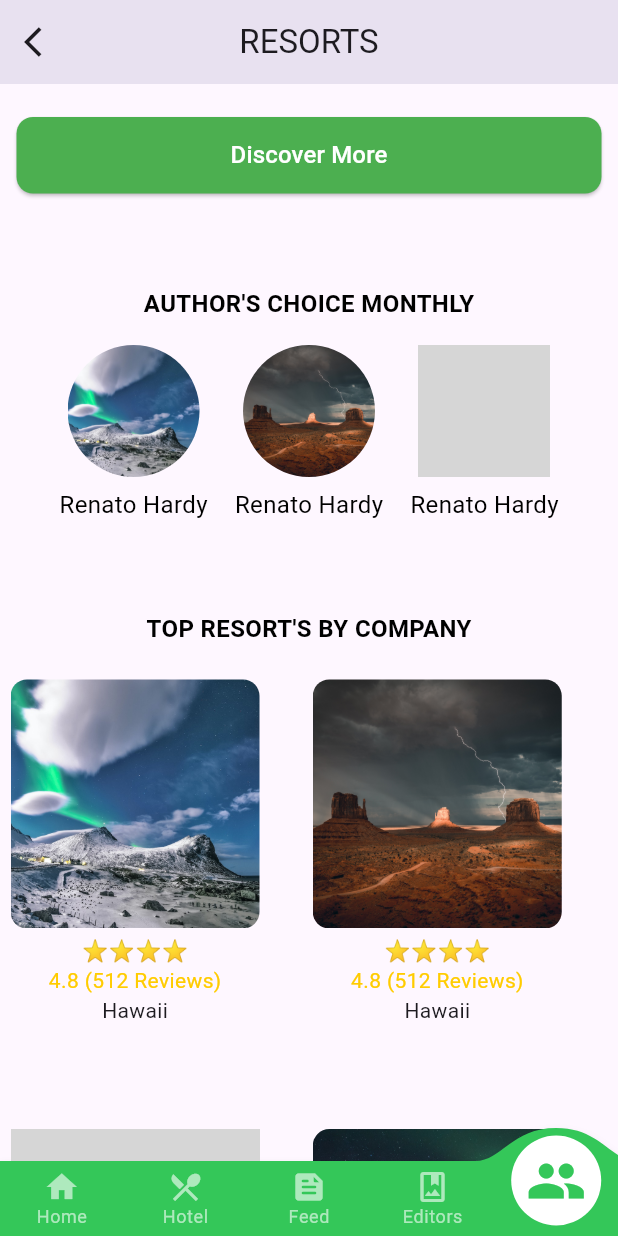
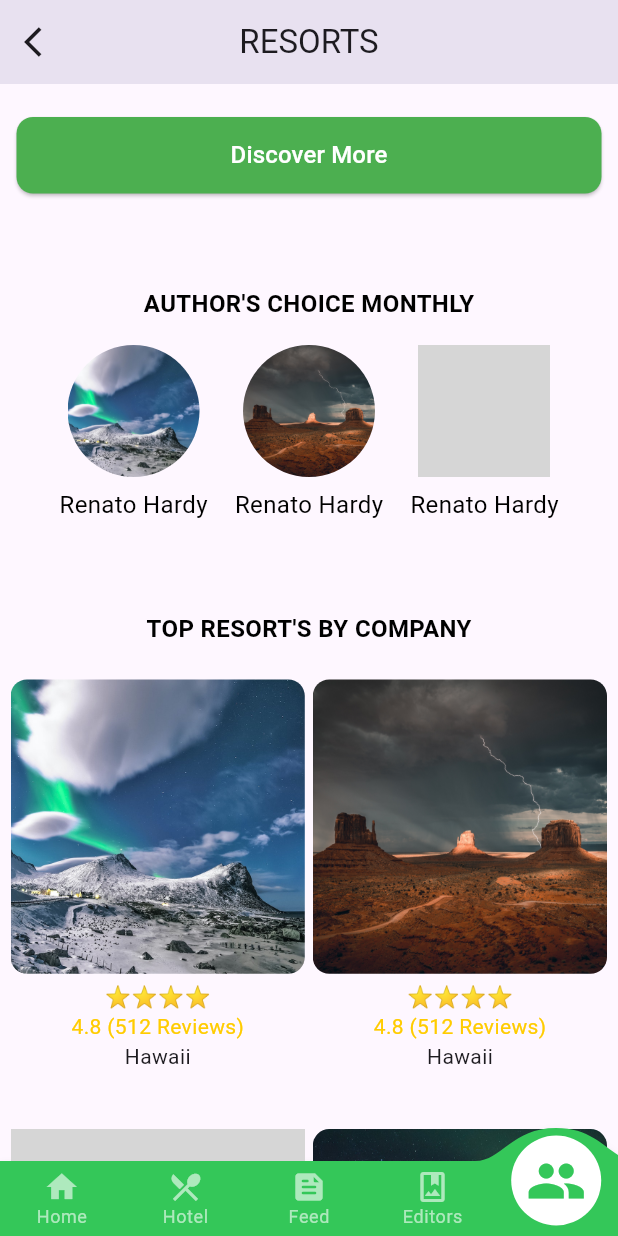
Before and after one commit to M-Huzaifa-981/tourism, a Flutter app: the screen it shows after launch, item 5 of the bottom bar chosen, scrolled down 576 dp, on a phone screen of 412 x 824 dp. Run offline on Flutter 3.47's test engine with Material 3 defaults, Android fonts, the light colour scheme and no system bars; drawn by our look-alikes of convex_bottom_bar; our stand-ins replace badges, carousel_slider; missing offline and left inert: flutter_image_stack; grey boxes are pictures that could not be loaded.

Commit message:
feature resorts

```diff
--- a/lib/screens/feature_resorts_screen.dart
+++ b/lib/screens/feature_resorts_screen.dart
@@ -213,6 +213,7 @@
 
             Column(
               crossAxisAlignment: CrossAxisAlignment.center,
+              mainAxisAlignment: MainAxisAlignment.center,
               children: [
                 Container(
                   padding: EdgeInsets.all(11),
@@ -231,7 +232,6 @@
                     horizontal: 7,
                     vertical: 11,
                   ),
-                  alignment: Alignment.center,
                   child: GridView.builder(
                     shrinkWrap: true,
                     physics: NeverScrollableScrollPhysics(),
@@ -254,7 +254,7 @@
                         child: imageInfoCard(
                           imageCardInfo: cardData,
                           infoAlign: CrossAxisAlignment.center,
-                          imageSize: Size(166, 166),
+                          imageSize: Size(width/2.1, width/2.1),
                           linearGradient: LinearGradient(
                             colors: [Colors.transparent, Colors.transparent],
                             begin: Alignment.topCenter,
```
